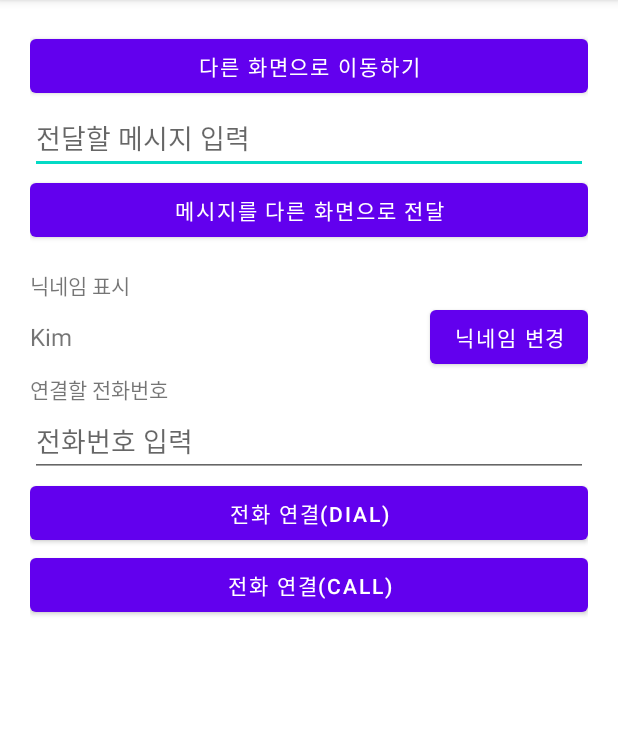
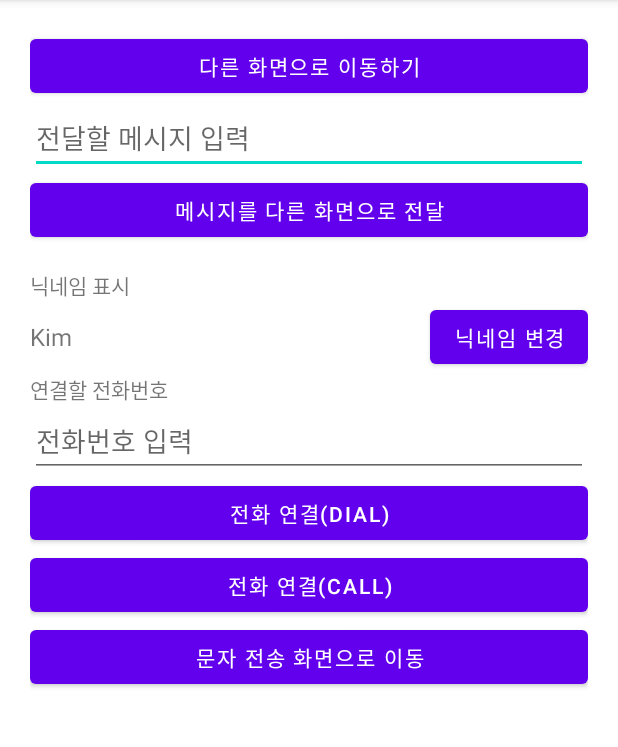
Before and after one commit to codingnooblol/NewActivity, an Android app: the screen it shows after launch (MainActivity), on a phone screen of 412 x 824 dp, the part 84-831 px from its top. Run offline under Robolectric (Android 15) with nearby library versions, the phone set to English and light mode, and no system bars.

Commit message:
문자 전송 예제

```diff
--- a/app/src/main/res/layout/activity_main.xml
+++ b/app/src/main/res/layout/activity_main.xml
@@ -82,4 +82,10 @@
         android:layout_height="wrap_content"
         android:text="전화 연결(CALL)" />
 
+
+    <Button
+        android:id="@+id/smsBtn"
+        android:layout_width="match_parent"
+        android:layout_height="wrap_content"
+        android:text="문자 전송 화면으로 이동"/>
 </LinearLayout>
```
Also changed, not shown: app/src/main/java/com/example/newactivity/MainActivity.kt (+14 -1 lines).
